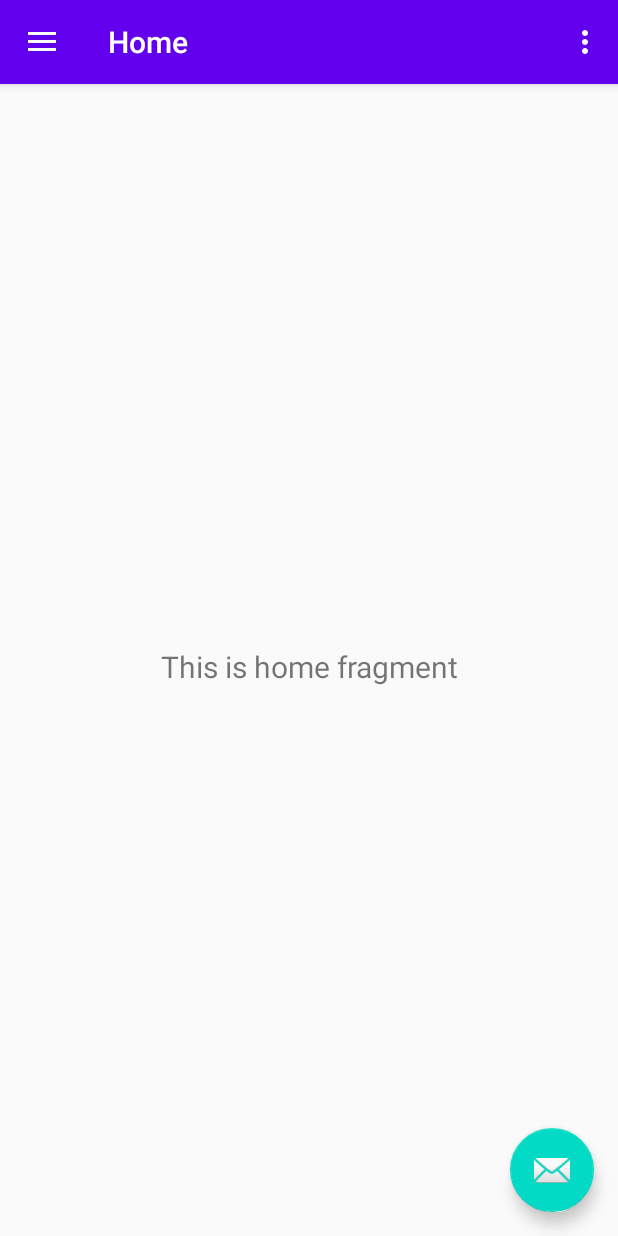
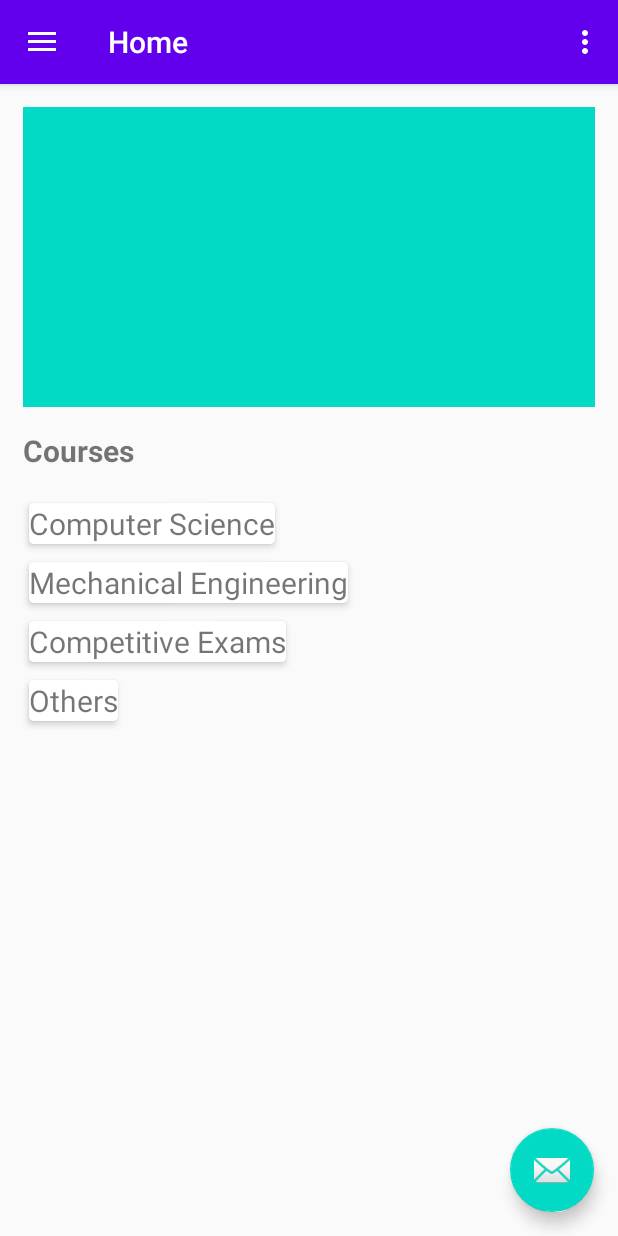
Before and after one commit to Abhishek-S-Lal/Eduzap-Android-App, an Android app: the HomeActivity screen opened directly, with no data from a screen before it, on a phone screen of 412 x 824 dp. Run offline under Robolectric (Android 15) with nearby library versions, the phone set to English and light mode, and no system bars; our stand-ins replace navigation-ui; 1 statement that could not run was skipped.

Commit message:
Work in progress of home fragment recycler view

```diff
--- a/app/build.gradle
+++ b/app/build.gradle
@@ -36,4 +36,10 @@ dependencies {
     testImplementation 'junit:junit:4.12'
     androidTestImplementation 'androidx.test.ext:junit:1.1.1'
     androidTestImplementation 'androidx.test.espresso:espresso-core:3.2.0'
+    //cardview
+    implementation "androidx.cardview:cardview:1.0.0"
+    //recyclerview
+    implementation "androidx.recyclerview:recyclerview:1.1.0"
+    //imageslider
+    implementation 'com.github.smarteist:autoimageslider:1.3.5'
 }
--- /dev/null
+++ b/app/src/main/java/com/eduzap/android/ui/home/CoursesAdapter.java
@@ -0,0 +1,57 @@
+package com.eduzap.android.ui.home;
+
+import android.content.Context;
+import android.view.LayoutInflater;
+import android.view.View;
+import android.view.ViewGroup;
+import android.widget.LinearLayout;
+
+import androidx.annotation.NonNull;
+import androidx.recyclerview.widget.LinearLayoutManager;
+import androidx.recyclerview.widget.RecyclerView;
+
+import com.eduzap.android.R;
+
+import java.util.ArrayList;
+
+public class CoursesAdapter extends RecyclerView.Adapter<CoursesHolder> {
+
+    Context c;
+
+    private RecyclerView.RecycledViewPool viewPool = new RecyclerView.RecycledViewPool();
+
+    ArrayList<CoursesModel> models; //this array list create a list of array which parameters define in our model class.
+
+    public CoursesAdapter(HomeFragment c, ArrayList<CoursesModel> models) {
+        this.c = c.getActivity();
+        this.models = models;
+    }
+
+    @NonNull
+    @Override
+    public CoursesHolder onCreateViewHolder(@NonNull ViewGroup parent, int viewType) {
+
+        View view = LayoutInflater.from(parent.getContext()).inflate(R.layout.courses, null); //this line inflate our row.
+
+        return new CoursesHolder(view); //this will return our view to holder class.
+    }
+
+    @Override
+    public void onBindViewHolder(@NonNull CoursesHolder holder, int position) {
+        CoursesModel item = models.get(position);
+        holder.mStreamTitle.setText(models.get(position).getStreamTitle());
+
+        //Create layout manager with initial prefetch item count
+        LinearLayoutManager layoutManager = new LinearLayoutManager(
+                holder.mSubjectsRecyclerView.getContext(),
+                LinearLayoutManager.VERTICAL,
+                false
+        );
+        layoutManager.setInitialPrefetchItemCount(item.get);///////////////////////////////////
+    }
+
+    @Override
+    public int getItemCount() {
+        return models.size();
+    }
+}
--- /dev/null
+++ b/app/src/main/java/com/eduzap/android/ui/home/CoursesHolder.java
@@ -0,0 +1,21 @@
+package com.eduzap.android.ui.home;
+
+import android.view.View;
+import android.widget.TextView;
+
+import androidx.annotation.NonNull;
+import androidx.recyclerview.widget.RecyclerView;
+
+import com.eduzap.android.R;
+
+public class CoursesHolder extends RecyclerView.ViewHolder {
+
+    TextView mStreamTitle;
+    RecyclerView mSubjectsRecyclerView;
+
+    public CoursesHolder(@NonNull View itemView) {
+        super(itemView);
+        this.mStreamTitle = itemView.findViewById(R.id.streamName);
+        this.mSubjectsRecyclerView = itemView.findViewById(R.id.subjectsRecyclerView);
+    }
+}
--- /dev/null
+++ b/app/src/main/java/com/eduzap/android/ui/home/CoursesModel.java
@@ -0,0 +1,15 @@
+package com.eduzap.android.ui.home;
+
+public class CoursesModel {
+
+    private String StreamTitle;
+
+    public String getStreamTitle() {
+        return StreamTitle;
+    }
+
+    public void setStreamTitle(String streamTitle) {
+        StreamTitle = streamTitle;
+    }
+
+}
--- a/app/src/main/java/com/eduzap/android/ui/home/HomeFragment.java
+++ b/app/src/main/java/com/eduzap/android/ui/home/HomeFragment.java
@@ -1,5 +1,6 @@
 package com.eduzap.android.ui.home;
 
+import android.graphics.Color;
 import android.os.Bundle;
 import android.view.LayoutInflater;
 import android.view.View;
@@ -11,25 +12,88 @@ import androidx.annotation.Nullable;
 import androidx.fragment.app.Fragment;
 import androidx.lifecycle.Observer;
 import androidx.lifecycle.ViewModelProviders;
+import androidx.recyclerview.widget.LinearLayoutManager;
+import androidx.recyclerview.widget.RecyclerView;
 
+import com.eduzap.android.HomeActivity;
+import com.eduzap.android.MainActivity;
 import com.eduzap.android.R;
+
+import java.util.ArrayList;
 
 public class HomeFragment extends Fragment {
 
     private HomeViewModel homeViewModel;
+
+    RecyclerView mCoursesRecyclerView;
+    CoursesAdapter mCoursesAdapter;
+
+//    RecyclerView mSubjectsRecyclerView;
+//    SubjectsAdapter mSubjectsAdapter;
 
     public View onCreateView(@NonNull LayoutInflater inflater,
                              ViewGroup container, Bundle savedInstanceState) {
         homeViewModel =
                 ViewModelProviders.of(this).get(HomeViewModel.class);
         View root = inflater.inflate(R.layout.fragment_home, container, false);
-        final TextView textView = root.findViewById(R.id.text_home);
-        homeViewModel.getText().observe(getViewLifecycleOwner(), new Observer<String>() {
-            @Override
-            public void onChanged(@Nullable String s) {
-                textView.setText(s);
-            }
-        });
+
+        mCoursesRecyclerView = root.findViewById(R.id.coursesRecyclerView);
+        mCoursesRecyclerView.setLayoutManager(new LinearLayoutManager(this.getActivity())); //this will create recycler view in linear layout.
+
+        mCoursesAdapter = new CoursesAdapter(this, getCoursesList());
+        mCoursesRecyclerView.setAdapter(mCoursesAdapter);
+
+//        mSubjectsRecyclerView = root.findViewById(R.id.subjectsRecyclerView);
+//        LinearLayoutManager horizontalLayoutManager = new LinearLayoutManager(this.getActivity(), LinearLayoutManager.HORIZONTAL, false);
+//        mSubjectsRecyclerView.setLayoutManager(horizontalLayoutManager); //this will create recycler view in linear layout.
+//
+//        mSubjectsAdapter = new SubjectsAdapter(this, getSubjectsList());
+//        mSubjectsRecyclerView.setAdapter(mSubjectsAdapter);
+
         return root;
     }
+    private ArrayList<CoursesModel> getCoursesList() {
+
+        ArrayList<CoursesModel> models = new ArrayList<>();
+
+        CoursesModel m = new CoursesModel();
+        m.setStreamTitle("Computer Science");
+        models.add(m);
+
+        m = new CoursesModel();
+        m.setStreamTitle("Mechanical Engineering");
+        models.add(m);
+
+        m = new CoursesModel();
+        m.setStreamTitle("Competitive Exams");
+        models.add(m);
+
+        m = new CoursesModel();
+        m.setStreamTitle("Others");
+        models.add(m);
+
+        return  models;
+    }
+
+    private ArrayList<SubjectsModel> getSubjectsList() {
+
+        ArrayList<SubjectsModel> subjectList = new ArrayList<>();
+
+        SubjectsModel m = new SubjectsModel();
+        m.setSubjectTitle("C Programming");
+        m.setImg(R.drawable.eduzap_logo_verysmall);
+        subjectList.add(m);
+
+        m = new SubjectsModel();
+        m.setSubjectTitle("Data Structures");
+        m.setImg(R.drawable.eduzap_logo_verysmall);
+        subjectList.add(m);
+
+        m = new SubjectsModel();
+        m.setSubjectTitle("Database");
+        m.setImg(R.drawable.eduzap_logo_verysmall);
+        subjectList.add(m);
+
+        return  subjectList;
+    }
 }
--- a/app/src/main/res/drawable/side_nav_bar.xml
+++ b/app/src/main/res/drawable/side_nav_bar.xml
@@ -2,8 +2,8 @@
     android:shape="rectangle">
     <gradient
         android:angle="135"
-        android:centerColor="#009688"
-        android:endColor="#00695C"
-        android:startColor="#4DB6AC"
+        android:centerColor="@color/colorPrimaryDark"
+        android:endColor="@color/colorPrimaryDark"
+        android:startColor="@color/colorPrimaryDark"
         android:type="linear" />
 </shape>
--- /dev/null
+++ b/app/src/main/res/layout/courses.xml
@@ -0,0 +1,32 @@
+<?xml version="1.0" encoding="utf-8"?>
+<androidx.cardview.widget.CardView xmlns:android="http://schemas.android.com/apk/res/android"
+    xmlns:app="http://schemas.android.com/apk/res-auto"
+    android:layout_width="match_parent"
+    android:layout_height="wrap_content"
+    app:cardCornerRadius="3dp"
+    app:cardElevation="3dp"
+    app:cardUseCompatPadding="true">
+
+    <LinearLayout
+        android:layout_width="match_parent"
+        android:layout_height="wrap_content"
+        android:orientation="vertical">
+
+        <TextView
+            android:id="@+id/streamName"
+            android:layout_width="match_parent"
+            android:layout_height="wrap_content"
+            android:text="Stream Name"
+            android:textSize="20sp" />
+
+<!--        subject recycler view-->
+        <androidx.recyclerview.widget.RecyclerView
+            android:id="@+id/subjectsRecyclerView"
+            android:layout_width="match_parent"
+            android:layout_height="wrap_content"
+            android:orientation="horizontal"/>
+
+
+    </LinearLayout>
+
+</androidx.cardview.widget.CardView>
--- a/app/src/main/res/layout/fragment_home.xml
+++ b/app/src/main/res/layout/fragment_home.xml
@@ -1,22 +1,39 @@
 <?xml version="1.0" encoding="utf-8"?>
-<androidx.constraintlayout.widget.ConstraintLayout xmlns:android="http://schemas.android.com/apk/res/android"
+<ScrollView xmlns:android="http://schemas.android.com/apk/res/android"
     xmlns:app="http://schemas.android.com/apk/res-auto"
     xmlns:tools="http://schemas.android.com/tools"
     android:layout_width="match_parent"
-    android:layout_height="match_parent"
+    android:layout_height="wrap_content"
     tools:context=".ui.home.HomeFragment">
 
-    <TextView
-        android:id="@+id/text_home"
+    <LinearLayout
         android:layout_width="match_parent"
-        android:layout_height="wrap_content"
-        android:layout_marginStart="8dp"
-        android:layout_marginTop="8dp"
-        android:layout_marginEnd="8dp"
-        android:textAlignment="center"
-        android:textSize="20sp"
-        app:layout_constraintBottom_toBottomOf="parent"
-        app:layout_constraintEnd_toEndOf="parent"
-        app:layout_constraintStart_toStartOf="parent"
-        app:layout_constraintTop_toTopOf="parent" />
-</androidx.constraintlayout.widget.ConstraintLayout>
+        android:layout_height="match_parent"
+        android:layout_margin="15dp"
+        android:orientation="vertical">
+
+        <ImageView
+            android:layout_width="match_parent"
+            android:layout_height="200dp"
+            android:src="@color/colorAccent" />
+
+        <TextView
+            android:layout_width="match_parent"
+            android:layout_height="wrap_content"
+            android:layout_marginTop="15dp"
+            android:text="Courses"
+            android:textSize="20dp"
+            android:textStyle="bold"
+            android:layout_marginBottom="15dp"/>
+
+        <androidx.recyclerview.widget.RecyclerView
+            android:id="@+id/coursesRecyclerView"
+            android:layout_width="match_parent"
+            android:layout_height="wrap_content" />
+
+
+
+    </LinearLayout>
+
+
+</ScrollView>
--- a/app/src/main/res/layout/nav_header_home.xml
+++ b/app/src/main/res/layout/nav_header_home.xml
@@ -14,11 +14,11 @@
 
     <ImageView
         android:id="@+id/imageView"
-        android:layout_width="wrap_content"
-        android:layout_height="wrap_content"
+        android:layout_width="100dp"
+        android:layout_height="100dp"
         android:contentDescription="@string/nav_header_desc"
         android:paddingTop="@dimen/nav_header_vertical_spacing"
-        app:srcCompat="@mipmap/ic_launcher_round" />
+        app:srcCompat="@drawable/eduzap_logo_verysmall" />
 
     <TextView
         android:layout_width="match_parent"
--- a/app/src/main/res/values/strings.xml
+++ b/app/src/main/res/values/strings.xml
@@ -3,8 +3,8 @@
     <string name="title_activity_home">Home</string>
     <string name="navigation_drawer_open">Open navigation drawer</string>
     <string name="navigation_drawer_close">Close navigation drawer</string>
-    <string name="nav_header_title">Android Studio</string>
-    <string name="nav_header_subtitle">android.studio@android.com</string>
+    <string name="nav_header_title">Abhishek S Lal</string>
+    <string name="nav_header_subtitle">abhishekslal@gmail.com</string>
     <string name="nav_header_desc">Navigation header</string>
     <string name="action_settings">Settings</string>
 
```
Also changed, not shown: app/src/main/java/com/eduzap/android/ui/home/SubjectsAdapter.java (added, +46 -0 lines), app/src/main/java/com/eduzap/android/ui/home/SubjectsHolder.java (added, +24 -0 lines), app/src/main/java/com/eduzap/android/ui/home/SubjectsModel.java (added, +23 -0 lines), app/src/main/res/layout/subjects.xml (added, +29 -0 lines).
